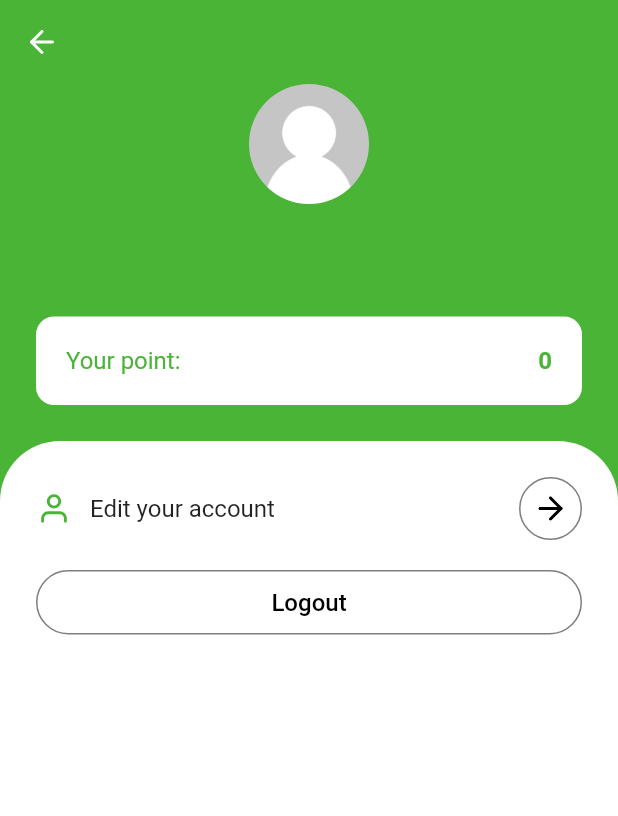
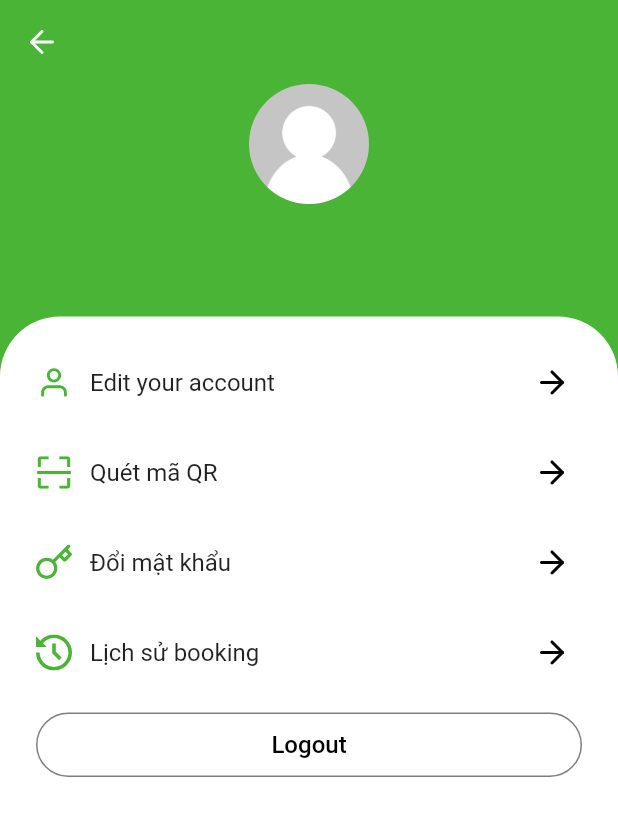
Before and after one commit to hienlh/h_flutter_base, a Flutter app: the MainPage screen opened by its route, on a phone screen of 412 x 824 dp. Shown: the top 816 px of the screen. Run offline on Flutter 3.47's test engine with Material 2 defaults, Android fonts, the phone set to English and light mode, and no system bars; drawn by our look-alikes of modal_bottom_sheet; our stand-ins replace cached_network_image, connectivity_plus, flutter_dotenv, flutter_svg, freezed_annotation, get and 13 more; missing offline and left inert: adaptive_action_sheet; accounts and stored records are empty.

Commit message:
feat: complete main page

```diff
--- a/lib/l10n/intl_vi.arb
+++ b/lib/l10n/intl_vi.arb
@@ -6,5 +6,47 @@
     "unknownError": "Đã xảy ra lỗi, vui lòng thử lại",
     "english": "Tiếng Anh",
     "vietnamese": "Tiếng Việt",
-    "sendingOtp": "Đang gửi mã xác thực..."
+    "sendingOtp": "Đang gửi mã xác thực...",
+    "home": "Trang chủ",
+    "login": "Đăng nhập",
+    "enterPhoneNumberOrEmail": "Email hoặc số điện thoại",
+    "password": "Mật khẩu",
+    "forgotPassword": "Quên Mật Khẩu",
+    "errorPhoneOrEmailIncorrect": "Số điện thoại hoặc email không đúng",
+    "enterName": "Nhập tên",
+    "errorEmptyField": "Vui lòng điền thông tin",
+    "enterOtp": "Nhập mã chúng tôi đã gửi qua SMS đến điện thoại đã đăng ký của bạn",
+    "didNotReceiveOtp": "Tôi không nhận được mã xác nhận?",
+    "resendOtp": "Gửi lại",
+    "confirm": "Xác nhận",
+    "email": "Email",
+    "phoneNumber": "Số điện thoại",
+    "sentOtpTo": "Chúng tôi đã gửi mã xác nhận đến",
+    "doNotReceiveOtp": "Không nhận được mã?",
+    "resendOtpAfter": "Gửi lại sau",
+    "yourPoint": "Điểm của bạn",
+    "editAccount": "Chỉnh sửa tài khoản",
+    "logout": "Đăng xuất",
+    "saveChanges": "Lưu Thay Đổi",
+    "selectPictureFrom": "Chọn ảnh từ",
+    "camera": "Máy ảnh",
+    "gallery": "Bộ sưu tập",
+    "cancel": "Hủy",
+    "lastName": "Tên",
+    "birthDate": "Ngày sinh",
+    "address": "Địa chỉ",
+    "errorPhoneIncorrect": "Số điện thoại không đúng",
+    "errorEmailIncorrect": "Email không đúng",
+    "success": "Thành công",
+    "scanQrCode": "Quét mã QR",
+    "changePassword": "Đổi mật khẩu",
+    "bookingHistory": "Lịch sử booking",
+    "customerInformation": "Thông Tin Khách Hàng",
+    "pointHistory": "Lịch sử tích điểm",
+    "search": "Tìm kiếm",
+    "order": "Đơn hàng",
+    "date": "Ngày",
+    "toMoney": "Thành tiền",
+    "accumulatedPoints": "Số điểm tích được",
+    "viewCustomerInformation": "Xem thông tin khách hàng"
 }
--- a/lib/src/constants/assets.dart
+++ b/lib/src/constants/assets.dart
@@ -8,70 +8,20 @@ class Assets {
 
 class _Icon {
   const _Icon();
-  final accountCircle = '${iconPath}accountCircle.svg';
-  final apple = '${iconPath}apple.svg';
-  final apps = '${iconPath}apps.svg';
-  final appsSort = '${iconPath}appsSort.svg';
   final arrowLeft = '${iconPath}arrowLeft.svg';
   final arrowRight = '${iconPath}arrowRight.svg';
-  final assortment = '${iconPath}assortment.svg';
-  final bell = '${iconPath}bell.svg';
-  final calendar = '${iconPath}calendar.svg';
-  final car = '${iconPath}car.svg';
-  final clock = '${iconPath}clock.svg';
-  final deliveryBox = '${iconPath}deliveryBox.svg';
-  final deliveryBox2 = '${iconPath}deliveryBox2.svg';
-  final exchange = '${iconPath}exchange.svg';
-  final facebook = '${iconPath}facebook.svg';
-  final faceId = '${iconPath}face_id.svg';
-  final filter = '${iconPath}filter.svg';
-  final funnel = '${iconPath}funnel.svg';
-  final google = '${iconPath}google.svg';
-  final grid = '${iconPath}grid.svg';
-  final headset = '${iconPath}headset.svg';
-  final home = '${iconPath}home.svg';
-  final info = '${iconPath}info.svg';
+  final faceId = '${iconPath}faceId.svg';
+  final history = '${iconPath}history.svg';
   final key = '${iconPath}key.svg';
-  final mapPin = '${iconPath}mapPin.svg';
-  final menu = '${iconPath}menu.svg';
-  final message = '${iconPath}message.svg';
+  final logo = '${iconPath}logo.svg';
   final messageCircle = '${iconPath}messageCircle.svg';
-  final motor = '${iconPath}motor.svg';
-  final nCart = '${iconPath}nCart.svg';
-  final newspaper = '${iconPath}newspaper.svg';
-  final nPercent = '${iconPath}nPercent.svg';
-  final nUser = '${iconPath}nUser.svg';
-  final paperPlane = '${iconPath}paperPlane.svg';
-  final percent = '${iconPath}percent.svg';
-  final phone = '${iconPath}phone.svg';
-  final plus = '${iconPath}plus.svg';
-  final rsShoppingCart = '${iconPath}rsShoppingCart.svg';
-  final sale = '${iconPath}sale.svg';
-  final search = '${iconPath}search.svg';
-  final shoppingBag = '${iconPath}shoppingBag.svg';
-  final shoppingCart = '${iconPath}shoppingCart.svg';
-  final star = '${iconPath}star.svg';
+  final qr = '${iconPath}qr.svg';
   final user = '${iconPath}user.svg';
-  final wave = '${iconPath}wave.svg';
 }
 
 class _Image {
   const _Image();
-  final banner1 = '${imagePath}banner1.png';
-  final banner2 = '${imagePath}banner2.png';
-  final banner3 = '${imagePath}banner3.png';
-  final banner4 = '${imagePath}banner4.png';
-  final cash = '${imagePath}cash.png';
   final defaultAvatar = '${imagePath}defaultAvatar.png';
   final defaultImage = '${imagePath}defaultImage.png';
-  final english = '${imagePath}english.png';
   final logo = '${imagePath}logo.png';
-  final logoWithText = '${imagePath}logoWithText.png';
-  final messenger = '${imagePath}messenger.png';
-  final paymentSuccess = '${imagePath}paymentSuccess.png';
-  final transfer = '${imagePath}transfer.png';
-  final vietnamese = '${imagePath}vietnamese.png';
-  final vnPay = '${imagePath}vnPay.png';
-  final whiteLogo = '${imagePath}white_logo.png';
-  final zalo = '${imagePath}zalo.png';
 }
--- a/lib/src/ui/pages/login/login_controller.dart
+++ b/lib/src/ui/pages/login/login_controller.dart
@@ -1,6 +1,6 @@
 part of 'login_page.dart';
 
-enum LoginPageType { phoneNumber, name, otp }
+enum LoginPageType { phoneNumber, otp }
 
 class LoginController extends GetxController {
   final AuthController _authController;
@@ -25,8 +25,7 @@ class LoginController extends GetxController {
   final otp = ''.obs;
 
   void onBack() {
-    if (currentPage.value == LoginPageType.name ||
-        currentPage.value == LoginPageType.otp) {
+    if (currentPage.value == LoginPageType.otp) {
       currentPage.value = LoginPageType.phoneNumber;
     }
   }
--- a/lib/src/ui/pages/main/main_page.dart
+++ b/lib/src/ui/pages/main/main_page.dart
@@ -58,32 +58,6 @@ class MainPage extends GetView<AuthController> {
                 .makeCentered(),
           ),
           24.heightBox,
-          Container(
-            margin: EdgeInsets.symmetric(horizontal: 24),
-            padding: EdgeInsets.all(20),
-            decoration: BoxDecoration(
-              color: context.colorScheme.onPrimary,
-              borderRadius: BorderRadius.circular(12),
-            ),
-            child: Row(
-              mainAxisAlignment: MainAxisAlignment.spaceBetween,
-              children: [
-                '${S.current.yourPoint.tr}:'
-                    .text
-                    .size(16)
-                    .color(context.colorScheme.primary)
-                    .fontWeight(FontWeight.w400)
-                    .make(),
-                '0'
-                    .text
-                    .color(context.colorScheme.primary)
-                    .size(16)
-                    .fontWeight(FontWeight.w600)
-                    .make(),
-              ],
-            ),
-          ),
-          24.heightBox,
           Expanded(
             child: Container(
               decoration: BoxDecoration(
@@ -99,13 +73,27 @@ class MainPage extends GetView<AuthController> {
                     S.current.editAccount,
                     () => Get.toNamed(Routes.editProfile),
                   ),
-                  // 20.heightBox,
-                  // _buildRowItem(
-                  //   context,
-                  //   Assets.icons.percent,
-                  //   Strings.pointHistory.tr,
-                  //   () => Get.toNamed(Routes.pointHistory),
-                  // ),
+                  20.heightBox,
+                  _buildRowItem(
+                    context,
+                    Assets.icons.qr,
+                    S.current.scanQrCode,
+                    () => Get.toNamed(Routes.main),
+                  ),
+                  20.heightBox,
+                  _buildRowItem(
+                    context,
+                    Assets.icons.key,
+                    S.current.changePassword,
+                    () => Get.toNamed(Routes.main),
+                  ),
+                  20.heightBox,
+                  _buildRowItem(
+                    context,
+                    Assets.icons.history,
+                    S.current.bookingHistory,
+                    () => Get.toNamed(Routes.main),
+                  ),
                   20.heightBox,
                   RoundedButton.outlined(
                     title: S.current.logout,
@@ -145,13 +133,6 @@ class MainPage extends GetView<AuthController> {
           ),
           Container(
             padding: EdgeInsets.all(8),
-            decoration: BoxDecoration(
-              borderRadius: BorderRadius.circular(90),
-              border: Border.all(
-                color: context.colorScheme.onSurface,
-                width: 1,
-              ),
-            ),
             child: SvgPicture.asset(
               Assets.icons.arrowRight,
               color: context.colorScheme.onBackground,
--- a/pubspec.yaml
+++ b/pubspec.yaml
@@ -56,7 +56,7 @@ flutter:
 flutter_intl:
   enabled: true
   class_name: S
-  main_locale: en
+  main_locale: vi
   arb_dir: lib/l10n
   output_dir: lib/generated
   use_deferred_loading: false
```
Also changed, not shown: lib/src/ui/pages/login/login_page.dart (+0 -34 lines), assets/icons/faceId.svg (added), assets/icons/history.svg (added), assets/icons/key.svg (added), assets/icons/qr.svg (added), lib/generated/intl/messages_en.dart, lib/generated/intl/messages_vi.dart, lib/generated/l10n.dart, 1 other file.
